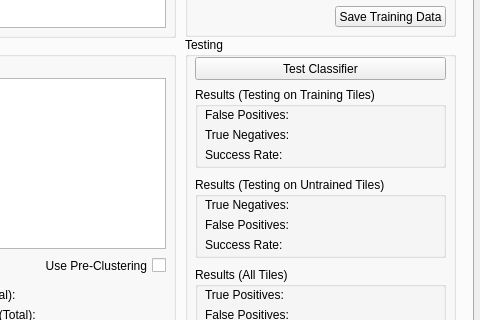
First picture: the form in gui/TrainTextureClassifierForm.ui, repository asmith9455/imageClassifier, before the edit; both pictures show x 527 to 1007 and y 139 to 459 of the 1007 by 581 pixel window.
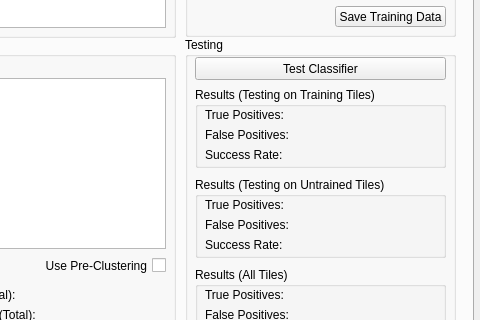
Second picture: the form after the edit. The open tabs and pages were chosen to show the change.

```diff
--- a/gui/TrainTextureClassifierForm.ui
+++ b/gui/TrainTextureClassifierForm.ui
@@ -483,7 +483,7 @@
         </rect>
        </property>
        <property name="text">
-        <string>False Positives:</string>
+        <string>True Positives:</string>
        </property>
       </widget>
       <widget class="QLabel" name="label_8">
@@ -496,7 +496,7 @@
         </rect>
        </property>
        <property name="text">
-        <string>True Negatives:</string>
+        <string>False Positives:</string>
        </property>
       </widget>
       <widget class="QLabel" name="label_9">
@@ -548,7 +548,7 @@
         </rect>
        </property>
        <property name="text">
-        <string>True Negatives:</string>
+        <string>True Positives:</string>
        </property>
       </widget>
       <widget class="QLabel" name="label_12">
```
Left out of the diff: 14 changed lines with no effect on the pictures.
